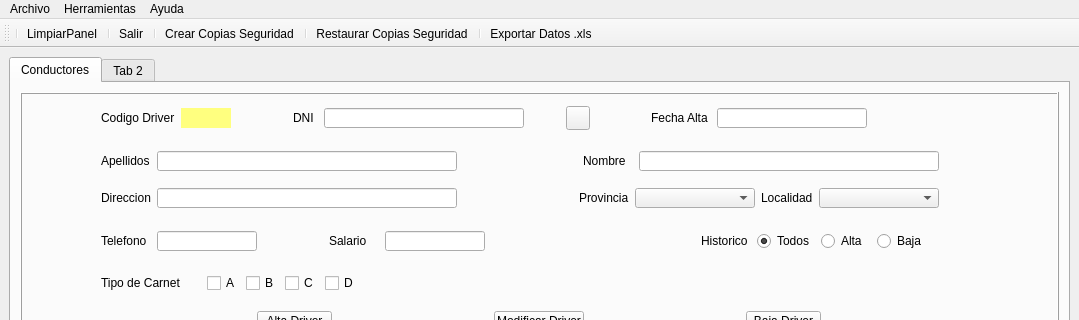
Qt form sierraperez/templates/MainWindow.ui (Sierrowsky/PyCharmProyects) before a commit; both pictures show x 0 to 1079 and y 0 to 320 of the 1079 by 880 pixel window.
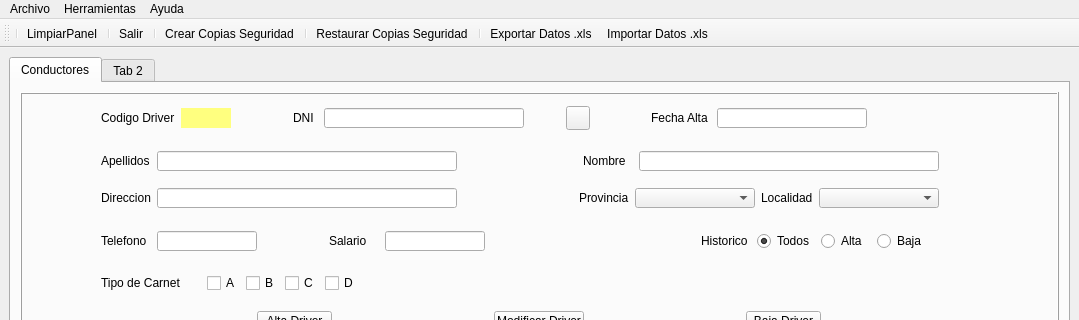
The same form after that commit. Icons and pictures are not drawn.

The edit to the form file:
```diff
--- a/sierraperez/templates/MainWindow.ui
+++ b/sierraperez/templates/MainWindow.ui
@@ -1319,6 +1319,7 @@
    <addaction name="actionRestaurar_Copias_Seguridad"/>
    <addaction name="separator"/>
    <addaction name="actionExportar_Datos_xls"/>
+   <addaction name="actionImportar_Datos_xls"/>
   </widget>
   <action name="actionSalir">
    <property name="icon">
@@ -1388,6 +1389,11 @@
     <string>Exportar Datos .xls</string>
    </property>
   </action>
+  <action name="actionImportar_Datos_xls">
+   <property name="text">
+    <string>Importar Datos .xls</string>
+   </property>
+  </action>
  </widget>
  <tabstops>
   <tabstop>txtDir</tabstop>
```
Left out of the diff: 2 changed lines with no effect on the pictures.
